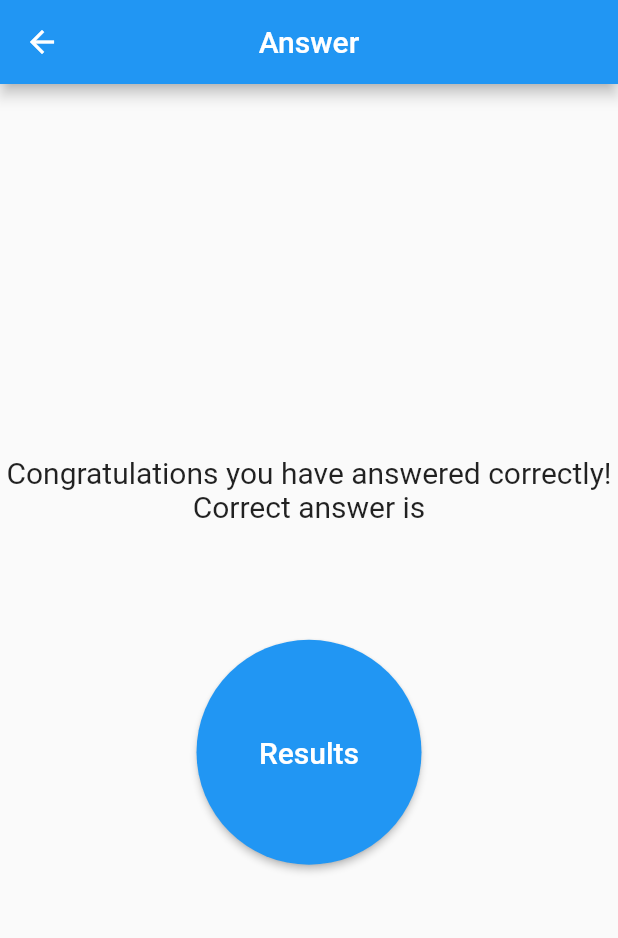
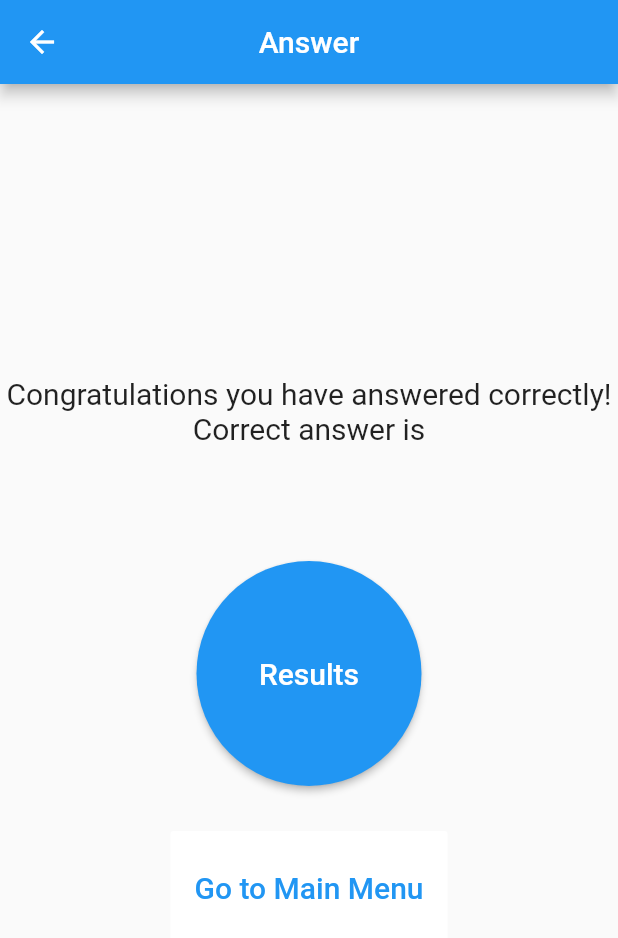
Before and after one commit to jorgeprieto1988/quizz, a Flutter app: the AnswerScreen screen opened directly with empty values, on a phone screen of 412 x 824 dp. Shown: the top 938 px of the screen. Run offline on Flutter 3.47's test engine with Material 2 defaults, Android fonts, the phone set to English and light mode, and no system bars.

Commit message:
add back to main button

```diff
--- a/lib/screens/answer_screen.dart
+++ b/lib/screens/answer_screen.dart
@@ -70,6 +70,10 @@ class AnswerScreen extends StatelessWidget {
                   ),
                 ),
               ),
+              SizedBox(
+                height: 30.0,
+              ),
+              buttonGoMain(context)
             ])));
   }
 
@@ -108,4 +112,27 @@ class AnswerScreen extends StatelessWidget {
       return "Next question";
     }
   }
+
+  Widget buttonGoMain(BuildContext context) {
+    return ButtonTheme(
+      minWidth: 100.0,
+      height: 75.0,
+      child: FlatButton(
+        color: Colors.white,
+        onPressed: () {
+          Navigator.push(
+            context,
+            MaterialPageRoute(builder: (context) => MyHomePage()),
+          );
+        },
+        child: Text(
+          "Go to Main Menu",
+          style: TextStyle(
+            color: Colors.blue,
+            fontSize: 20,
+          ),
+        ),
+      ),
+    );
+  }
 }
```
